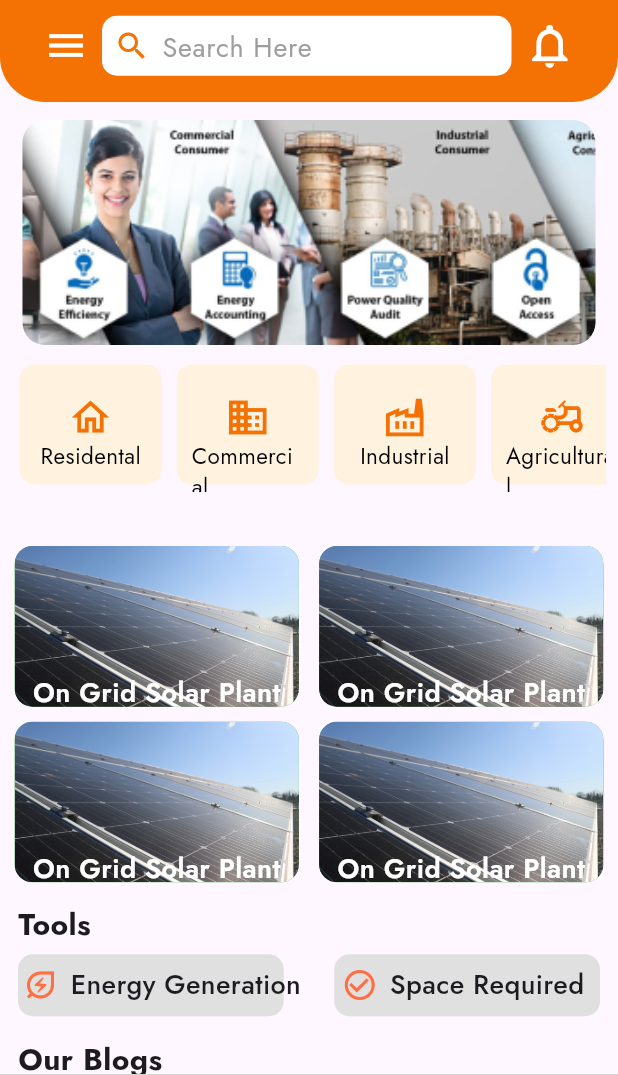
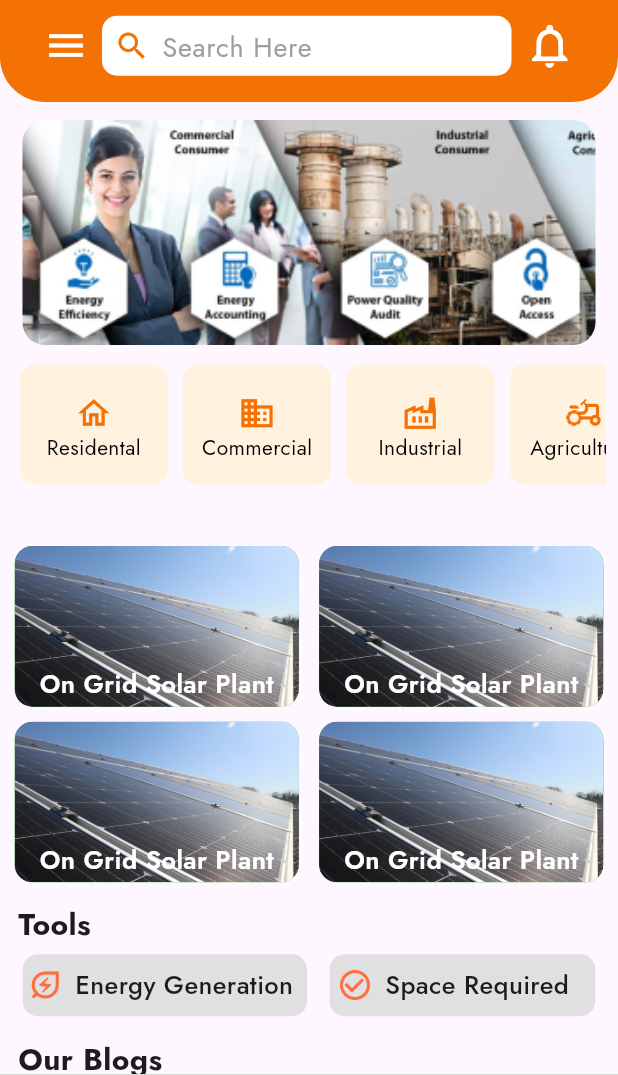
Before and after one commit to Pandey-ritik/energy_book, a Flutter app: the Home_Ui screen opened directly, on a phone screen of 412 x 824 dp, the part 78-1153 px from its top. Run offline on Flutter 3.47's test engine with Material 3 defaults, Android fonts, the phone set to English and light mode, and no system bars; drawn by our look-alikes of carousel_slider; our stand-ins replace dots_indicator, expandable, fluttertoast, google_fonts, image_picker, intl_phone_field and 1 more; missing offline and left inert: curved_navigation_bar_with_label, dart:html; grey boxes are pictures that could not be loaded.

Commit message:
ui fixes

```diff
--- a/lib/app/ui/home_ui.dart
+++ b/lib/app/ui/home_ui.dart
@@ -30,33 +30,22 @@ class _Home_UiState extends State<Home_Ui> {
  @override
 Widget build(BuildContext context) {
   return SafeArea(
-      child: Container(
+    child: Builder(
+      builder: (context) {
+        return Container(
           decoration: BoxDecoration(
             image: DecorationImage(
               image: AssetImage(
                 'assets/images/energy_back.jpeg',
               ),
-              fit: BoxFit.fill),
+              fit: BoxFit.fill,
+            ),
           ),
           child: Scaffold(
             appBar: _appBar(),
-          drawer: Drawer(child: MyDrawer(),),
-          // bottomNavigationBar:CurvedNavigationBar(
-          //   buttonLabelColor: appcolor.black,
-          //   buttonBackgroundColor: appcolor.orange,
-          //   backgroundColor: Colors.white,color: appcolor.black,
-          //   animationDuration: Duration(milliseconds: 300) ,
-          //   onTap: (index) {
-          //   print(index);
-          // },
-          //   items: <CurvedNavigationBarItem> [
-          //     CurvedNavigationBarItem(icon: Icon(Icons.home,shadows: [Shadow(color: appcolor.black),],), label: 'Home'),
-          //     CurvedNavigationBarItem(icon: Icon(Icons.home), label: 'Home'),
-          //     CurvedNavigationBarItem(icon: Icon(Icons.home), label: 'Home'),
-          //     CurvedNavigationBarItem(icon: Icon(Icons.home), label: 'Home'),
-          //
-          //   ],
-          // ),
+            drawer: Drawer(
+              child: MyDrawer(),
+            ),
             bottomNavigationBar: CurvedNavigationBar(
               backgroundColor: Colors.white,
               buttonBackgroundColor: appcolor.orange,
@@ -67,54 +56,28 @@ class _Home_UiState extends State<Home_Ui> {
               },
               items: <CurvedNavigationBarItem>[
                 _buildNavItemWithShadow(
-                  Icons.add_chart_outlined, 'Enquriy', _currentIndex == 1),
+                    Icons.add_chart_outlined, 'Enquiry', _currentIndex == 1),
                 _buildNavItemWithShadow(
                     Icons.message_outlined, 'Quotations', _currentIndex == 2),
-              _buildNavItemWithShadow(Icons.home, '', _currentIndex == 0),
-              _buildNavItemWithShadow(Icons.location_on_outlined, 'Site Visits',
-                  _currentIndex == 3),
+                _buildNavItemWithShadow(
+                    Icons.home, '', _currentIndex == 0), // Adjusted icon and label
+                _buildNavItemWithShadow(
+                    Icons.location_on_outlined, 'Site Visits', _currentIndex == 3),
                 _buildNavItemWithShadow(
                     Icons.person, 'My Profile', _currentIndex == 4),
               ],
             ),
             body: SingleChildScrollView(
               child: Column(
+                crossAxisAlignment: CrossAxisAlignment.start,
                 children: [
-                SizedBox(
-                  height: 12,
-                ),
+                  SizedBox(height: 12),
                   _carouselSlider(),
-                Column(crossAxisAlignment: CrossAxisAlignment.start, children: [
-                  // Padding(
-                  //   padding: const EdgeInsets.all(5.0),
-                  //   child: Row(
-                  //     mainAxisAlignment: MainAxisAlignment.spaceEvenly,
-                  //     children: [
-                  //       Categories(
-                  //         name: 'Residental',
-                  //         img: Icons.home_outlined,
-                  //       ),
-                  //       Categories(
-                  //         name: 'Commercial',
-                  //         img: Icons.business_outlined,
-                  //       ),
-                  //       Categories(
-                  //         name: 'Residental',
-                  //         img: Icons.factory_outlined,
-                  //       ),
-                  //       Categories(
-                  //         name: 'Agricultural',
-                  //         img: Icons.agriculture_outlined,
-                  //       ),
-                  //     ],
-                  //   ),
-                  // ),
                   Padding(
                     padding: const EdgeInsets.all(8.0),
                     child: Container(
                       height: 90,
                       width: MediaQuery.of(context).size.width,
-                      // color: Colors.green,
                       child: ListView.builder(
                         itemCount: 4,
                         scrollDirection: Axis.horizontal,
@@ -126,12 +89,11 @@ class _Home_UiState extends State<Home_Ui> {
                               img: category[index]['icon'],
                             ),
                           );
-                          })),
+                        }),
                       ),
                     ),
-                  SizedBox(
-                    height: 20,
                   ),
+                  SizedBox(height: 20),
                   Padding(
                     padding: const EdgeInsets.all(8.0),
                     child: Column(
@@ -140,79 +102,65 @@ class _Home_UiState extends State<Home_Ui> {
                           mainAxisAlignment: MainAxisAlignment.spaceEvenly,
                           children: [
                             SolarCategory(),
-                            SizedBox(
-                              width: 10,
-                            ),
-                            SolarCategory()
+                            SizedBox(width: 10),
+                            SolarCategory(),
                           ],
                         ),
-                        SizedBox(
-                          height: 10,
-                        ),
+                        SizedBox(height: 10),
                         Row(
                           mainAxisAlignment: MainAxisAlignment.spaceEvenly,
                           children: [
                             SolarCategory(),
-                            SizedBox(
-                              width: 10,
-                            ),
-                            SolarCategory()
+                            SizedBox(width: 10),
+                            SolarCategory(),
                           ],
                         ),
                       ],
                     ),
                   ),
-                  SizedBox(
-                    height: 6,
-                  ),
-
+                  SizedBox(height: 6),
                   Padding(
                     padding: const EdgeInsets.only(left: 12.0),
                     child: Text(
                       'Tools',
                       style: GoogleFonts.jost(
                         textStyle: TextStyle(
-                              // color: Colors.white,
                           fontSize: 20,
-                              fontWeight: FontWeight.w700)),
+                          fontWeight: FontWeight.w700,
                         ),
                       ),
-                  SizedBox(
-                    height: 5,
                     ),
+                  ),
+                  SizedBox(height: 5),
                   Row(
-                    mainAxisAlignment: MainAxisAlignment.spaceBetween,
+                    mainAxisAlignment: MainAxisAlignment.spaceEvenly,
                     children: [
                       Padding(
-                        padding: const EdgeInsets.only(
-                          left: 12.0,
-                        ),
+                        padding: const EdgeInsets.only(left: 12.0),
                         child: Container(
                           height: MediaQuery.of(context).size.height * 0.05,
-                          width: MediaQuery.of(context).size.width * 0.43,
+                          width: MediaQuery.of(context).size.width * 0.46,
                           decoration: BoxDecoration(
                             color: Colors.grey[300],
-                              borderRadius: BorderRadius.circular(10.0)),
+                            borderRadius: BorderRadius.circular(10.0),
+                          ),
                           child: Row(
                             children: [
-                              SizedBox(
-                                width: 3,
-                              ),
+                              SizedBox(width: 3),
                               Icon(
                                 Icons.energy_savings_leaf_outlined,
                                 color: Colors.deepOrangeAccent,
                               ),
-                              SizedBox(
-                                width: 8,
-                              ),
+                              SizedBox(width: 8),
                               Text(
                                 'Energy Generation',
                                 style: GoogleFonts.jost(
                                   textStyle: TextStyle(
-                                        // color: Colors.white,
-                                        fontSize: 18,
-                                        fontWeight: FontWeight.w500)),
-                              )
+                                    fontSize: 17,
+                                    fontWeight: FontWeight.w500,
+                                  ),
+                                ),
+                              ),
                             ],
                           ),
                         ),
@@ -224,64 +172,64 @@ class _Home_UiState extends State<Home_Ui> {
                           width: MediaQuery.of(context).size.width * 0.43,
                           decoration: BoxDecoration(
                             color: Colors.grey[300],
-                              borderRadius: BorderRadius.circular(10.0)),
+                            borderRadius: BorderRadius.circular(10.0),
+                          ),
                           child: Row(
                             children: [
-                              SizedBox(
-                                width: 5,
-                              ),
+                              SizedBox(width: 5),
                               Icon(
                                 Icons.check_circle_outline,
                                 color: Colors.deepOrangeAccent,
                               ),
-                              SizedBox(
-                                width: 8,
-                              ),
+                              SizedBox(width: 8),
                               Text(
                                 'Space Required',
                                 style: GoogleFonts.jost(
                                   textStyle: TextStyle(
-                                        // color: Colors.white,
-                                        fontSize: 18,
-                                        fontWeight: FontWeight.w500)),
-                              )
+                                    fontSize: 17,
+                                    fontWeight: FontWeight.w500,
+                                  ),
+                                ),
+                              ),
                             ],
                           ),
                         ),
-                      )
+                      ),
                     ],
                   ),
-                  SizedBox(
-                    height: 15,
-                  ),
+                  SizedBox(height: 15),
                   Padding(
                     padding: const EdgeInsets.only(left: 12.0),
                     child: Text(
                       'Our Blogs',
                       style: GoogleFonts.jost(
                         textStyle: TextStyle(
-                              // color: Colors.white,
                           fontSize: 20,
-                              fontWeight: FontWeight.w700)),
+                          fontWeight: FontWeight.w700,
+                        ),
+                      ),
                     ),
                   ),
                   Container(
-                    height: MediaQuery.of(context).size.height *0.5,
-                          width: MediaQuery.of(context).size.width*0.99,
+                    height: MediaQuery.of(context).size.height * 0.5,
+                    width: MediaQuery.of(context).size.width * 0.99,
                     child: ListView.builder(
                       itemCount: 5,
                       itemBuilder: (context, index) {
                         return BlogTile();
-                    }),
-                  )
-                ])
+                      },
+                    ),
+                  ),
                 ],
-            ),
               ),
             ),
           ),
         );
       }
+    ),
+  );
+}
+
 
   CurvedNavigationBarItem _buildNavItemWithShadow(
       IconData icon, String label, bool isSelected) {
@@ -366,7 +314,7 @@ class _Home_UiState extends State<Home_Ui> {
             size: 30,
           ), // Drawer Icon
           onPressed: () {
-            Scaffold.of(context).openDrawer();
+            // Scaffold.of(context).;
             // Add your drawer functionality here
           },
         ),
--- a/lib/widgets/categories.dart
+++ b/lib/widgets/categories.dart
@@ -16,8 +16,8 @@ class _CategoriesState extends State<Categories> {
   Widget build(BuildContext context) {
     return Container(
 
-      width: MediaQuery.of(context).size.width * 0.23,
-      height: MediaQuery.of(context).size.height * 0.05,
+      width: MediaQuery.of(context).size.width * 0.24,
+      height: MediaQuery.of(context).size.height * 0.04,
       decoration: BoxDecoration(
 
         borderRadius: BorderRadius.circular(10),
@@ -30,7 +30,7 @@ class _CategoriesState extends State<Categories> {
           Icon(
            widget.img,
             color: appcolor.orange,
-            size: 30,
+            size: 25,
           ), // Icon
           // SizedBox(width: 10), // Add some space between icon and text
           Text(
@@ -38,7 +38,7 @@ class _CategoriesState extends State<Categories> {
             style: GoogleFonts.jost(
               textStyle: TextStyle(
                 color: appcolor.black, // Text color
-                fontSize: 15,
+                fontSize: 14,
                 // fontWeight: FontWeight.w600,
               ),
             ),
--- a/lib/widgets/solar_plant.dart
+++ b/lib/widgets/solar_plant.dart
@@ -26,14 +26,14 @@ class _SolarCategoryState extends State<SolarCategory> {
         crossAxisAlignment: CrossAxisAlignment.center,
         children: [
           SizedBox(
-            height: 85,
+            height: 80,
           ),
           Text(
             'On Grid Solar Plant',
             style: GoogleFonts.jost(
                 textStyle: TextStyle(
                     color: Colors.white,
-                    fontSize: 18,
+                    fontSize: 17,
                     fontWeight: FontWeight.w600)),
           )
         ],
```
Lines whose indentation alone changed are shown as unchanged.
